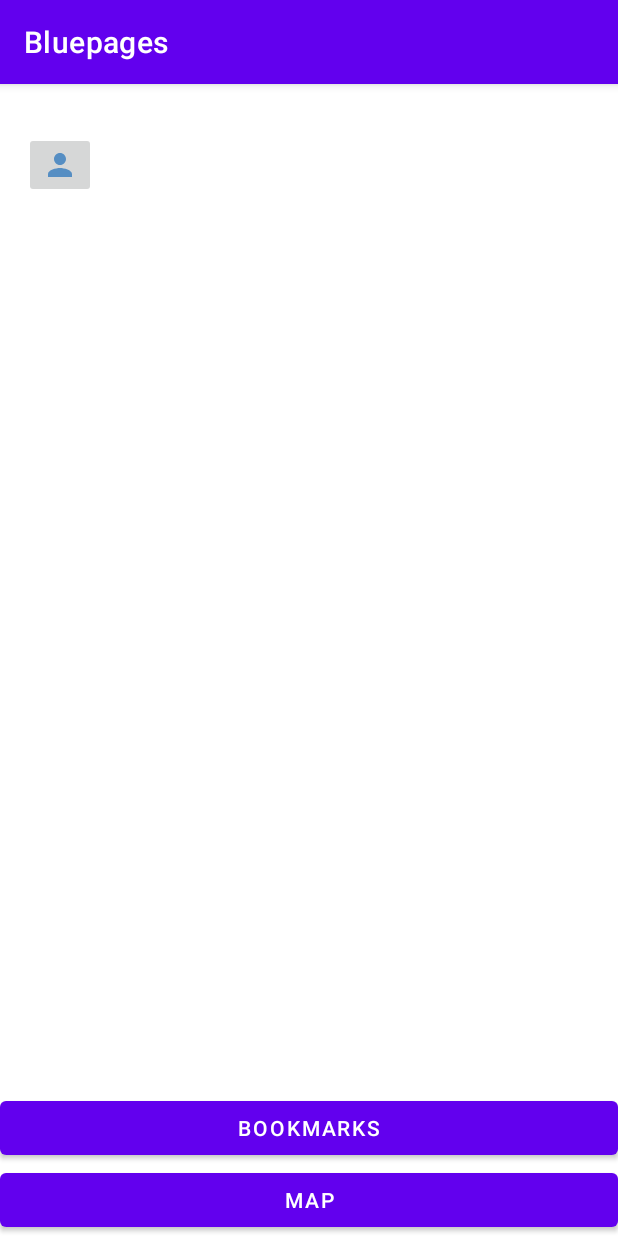
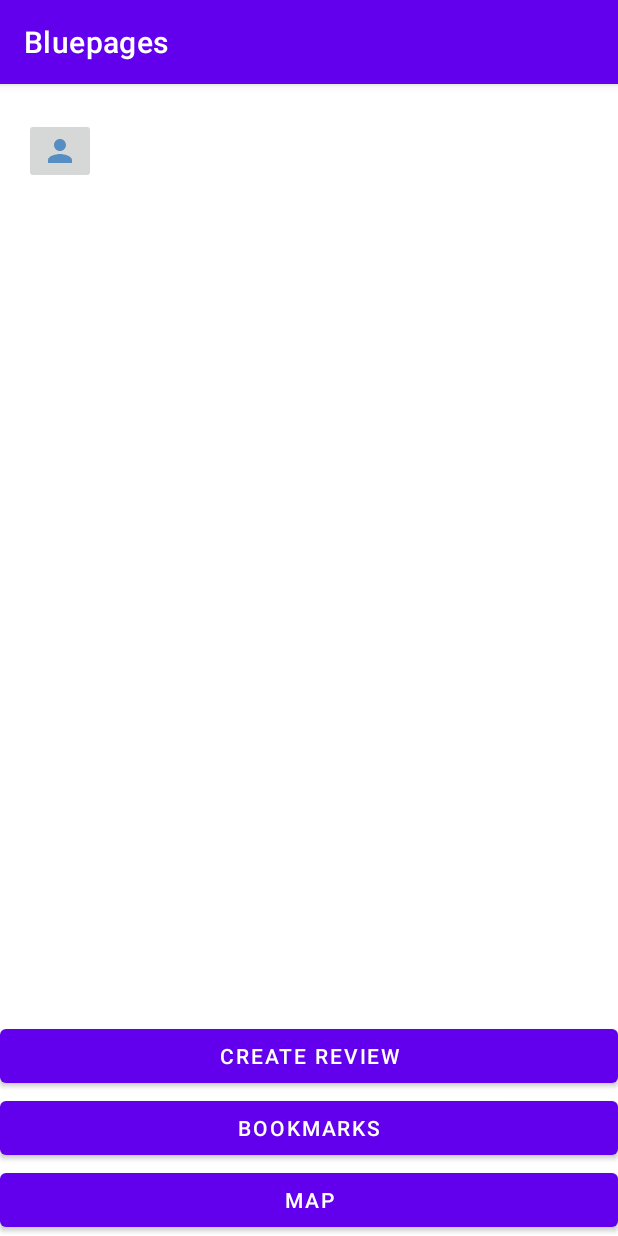
Before and after one commit to CSC207-UofT/course-project-aarves, an Android app: the MainMenuActivity screen opened directly, with no data from a screen before it, on a phone screen of 412 x 824 dp. Run offline under Robolectric (Android 15) with nearby library versions, the light colour scheme and no system bars.

Commit message:
Review creation works now

```diff
--- a/app/src/main/java/com/aarves/bluepages/gui/MainMenuActivity.java
+++ b/app/src/main/java/com/aarves/bluepages/gui/MainMenuActivity.java
@@ -29,4 +29,9 @@ public class MainMenuActivity extends AppCompatActivity {
         Intent intent = new Intent(this, AccountMenuActivity.class);
         startActivity(intent);
     }
+
+    public void createReview(View view) {
+        Intent intent = new Intent(this, CreateReviewActivity.class);
+        startActivity(intent);
+    }
 }
--- a/app/src/main/res/layout/activity_main_menu.xml
+++ b/app/src/main/res/layout/activity_main_menu.xml
@@ -4,14 +4,20 @@
                                                    xmlns:tools="http://schemas.android.com/tools"
                                                    android:layout_width="match_parent"
                                                    android:layout_height="match_parent">
-
     <LinearLayout
             android:layout_width="match_parent"
+            android:id="@+id/mainMenuButtons"
             android:layout_height="wrap_content"
             android:orientation="vertical"
             app:layout_constraintBottom_toBottomOf="parent"
             app:layout_constraintEnd_toEndOf="parent"
-            app:layout_constraintStart_toStartOf="parent" android:id="@+id/linearLayout2">
+            app:layout_constraintStart_toStartOf="parent">
+        <Button
+                android:id="@+id/createReview"
+                android:layout_width="match_parent"
+                android:layout_height="wrap_content"
+                android:text="Create Review"
+                android:onClick="createReview"/>
 
         <Button
                 android:id="@+id/bookmarksButton"
@@ -26,6 +32,7 @@
                 android:text="Map"
                 android:onClick="viewMap"/>
     </LinearLayout>
+
     <ImageButton
             android:src="@drawable/ic_baseline_person_24"
             android:layout_width="wrap_content"
@@ -33,7 +40,7 @@
             app:layout_constraintStart_toStartOf="parent" android:layout_marginStart="16dp"
             android:layout_marginEnd="347dp" app:layout_constraintEnd_toEndOf="parent"
             app:layout_constraintTop_toTopOf="parent" android:layout_marginTop="16dp"
-            android:layout_marginBottom="528dp" app:layout_constraintBottom_toTopOf="@+id/linearLayout2"
+            android:layout_marginBottom="528dp" app:layout_constraintBottom_toTopOf="@+id/mainMenuButtons"
             android:onClick="viewAccount" app:layout_constraintHorizontal_bias="0.0"
             app:layout_constraintVertical_bias="0.187"/>
 </androidx.constraintlayout.widget.ConstraintLayout>
```
Also changed, not shown: app/src/main/java/com/aarves/bluepages/gui/CreateReviewActivity.java (+10 -4 lines).
